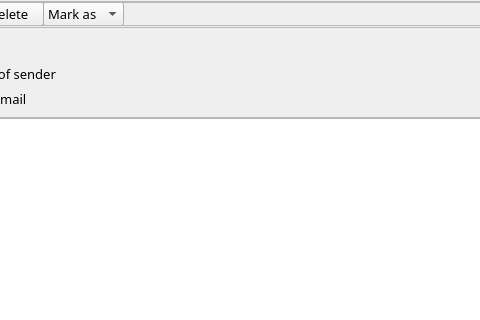
zhongjn/Neutrino, file UI/inbox_detail.ui: the form before one commit; both pictures show x 170 to 650 and y 0 to 320 of the 650 by 650 pixel window.
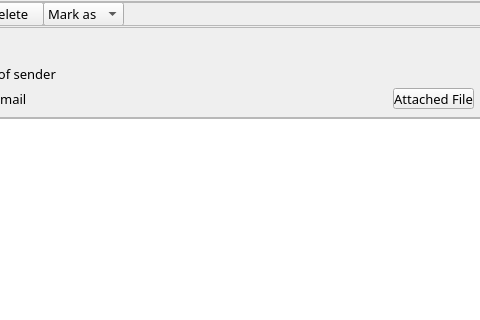
The form after the commit. Icons and pictures are not drawn.

Diff of the .ui file:
```diff
--- a/UI/inbox_detail.ui
+++ b/UI/inbox_detail.ui
@@ -281,6 +281,19 @@
         <string>the date of email</string>
        </property>
       </widget>
+      <widget class="QPushButton" name="pushButton_file">
+       <property name="geometry">
+        <rect>
+         <x>560</x>
+         <y>60</y>
+         <width>81</width>
+         <height>21</height>
+        </rect>
+       </property>
+       <property name="text">
+        <string>Attached File</string>
+       </property>
+      </widget>
      </widget>
     </widget>
     <widget class="QTextBrowser" name="textBrowser">
```
